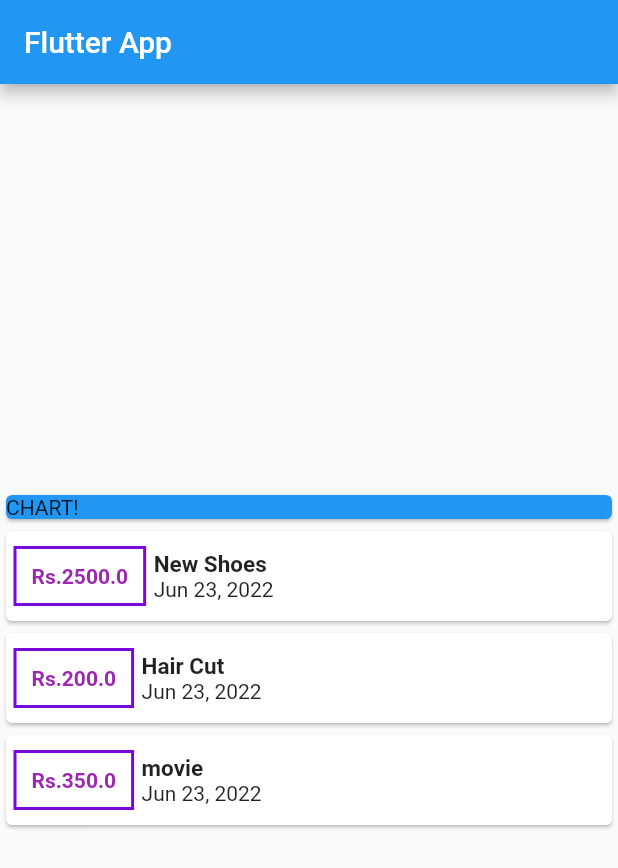
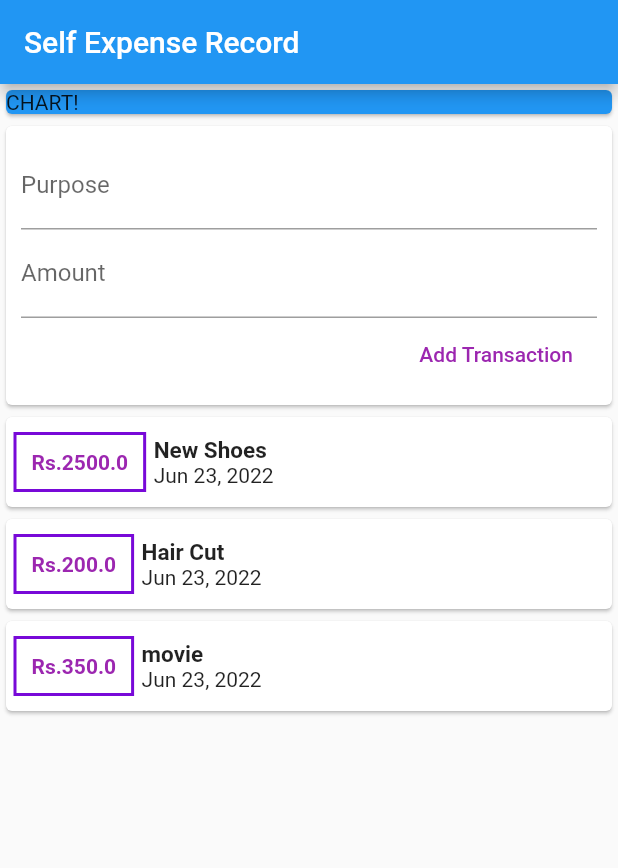
Before and after one commit to Hrithikkumar30/Flutter_Learning, a Flutter app: the screen it shows after launch, on a phone screen of 412 x 824 dp. Shown: the top 868 px of the screen. Run offline on Flutter 3.47's test engine with Material 2 defaults, Android fonts, the light colour scheme and no system bars.

Commit message:
input field added

```diff
--- a/flutter_application_1/lib/main.dart
+++ b/flutter_application_1/lib/main.dart
@@ -29,21 +29,59 @@ class MyHomePage extends StatelessWidget {
     Transaction(id: 't2', title: 'Hair Cut', amount: 200, date: DateTime.now()),
     Transaction(id: 't3', title: 'movie', amount: 350, date: DateTime.now()),
   ];
+  // late String PurposeInput;
+  // late String AmountInput;
+  final purposeInput = TextEditingController();
+  final amountInput = TextEditingController();
+
   @override
   Widget build(BuildContext context) {
     return Scaffold(
         appBar: AppBar(
-          title: Text('Flutter App'),
+          title: Text('Self Expense Record'),
         ),
         body: Column(
-          mainAxisAlignment: MainAxisAlignment.center,
+          // mainAxisAlignment: MainAxisAlignment.center,
+          crossAxisAlignment: CrossAxisAlignment.stretch,
           children: [
             Container(
-
               width: double.infinity,
               child: Card(
                 color: Colors.blue,
                 child: Text("CHART!"),
+              ),
+            ),
+            Card(
+              child: Container(
+                padding: EdgeInsets.all(10),
+                child: Column(
+                  crossAxisAlignment: CrossAxisAlignment.end,
+                  children: [
+                    TextField(
+                      decoration: InputDecoration(labelText: "Purpose"),
+                      controller: purposeInput,
+                      // onChanged: (val) {
+                      //   PurposeInput = val;
+                      // },
+                    ),
+                    TextField(
+                      decoration: InputDecoration(labelText: "Amount"),
+                      controller: amountInput,
+                      // onChanged: (val) {
+                      //   AmountInput = val;
+                      // },
+                    ),
+                    FlatButton(
+                        onPressed: () {
+                          print(purposeInput.text);
+                          print(amountInput.text);
+                          // print(PurposeInput);
+                          // print(AmountInput);
+                        },
+                        child: Text('Add Transaction'),
+                        textColor: Colors.purple)
+                  ],
+                ),
               ),
             ),
             Column(
@@ -52,31 +90,28 @@ class MyHomePage extends StatelessWidget {
                   child: Row(
                     children: [
                       Container(
-                        margin:EdgeInsets.symmetric(
-                          vertical:10,
-                          horizontal: 5
-                        ) ,
+                        margin:
+                            EdgeInsets.symmetric(vertical: 10, horizontal: 5),
                         decoration: BoxDecoration(
-                          border:Border.all(
-                            color: Color.fromARGB(255, 120, 9, 216),
-                            width:2
-                          )
+                            border: Border.all(
+                                color: Color.fromARGB(255, 120, 9, 216),
+                                width: 2)),
+                        padding: EdgeInsets.all(10),
+                        child: Text(
+                          'Rs.${tx.amount}',
+                          style: TextStyle(
+                              fontWeight: FontWeight.bold,
+                              color: Colors.purple),
                         ),
-                        padding: EdgeInsets.all(10) ,
-                        child: Text('Rs.${tx.amount}',
-                        style: TextStyle(
-                            fontWeight:FontWeight.bold,
-                            color: Colors.purple
-                          ),),
                       ),
                       Column(
                         crossAxisAlignment: CrossAxisAlignment.start,
                         children: [
-                          Text(tx.title,
-                          style: TextStyle(
-                            fontSize: 15,
-                            fontWeight: FontWeight.w700
-                          ),),
+                          Text(
+                            tx.title,
+                            style: TextStyle(
+                                fontSize: 15, fontWeight: FontWeight.w700),
+                          ),
                           Text(
                             DateFormat.yMMMd().format(tx.date),
                           ),
```
